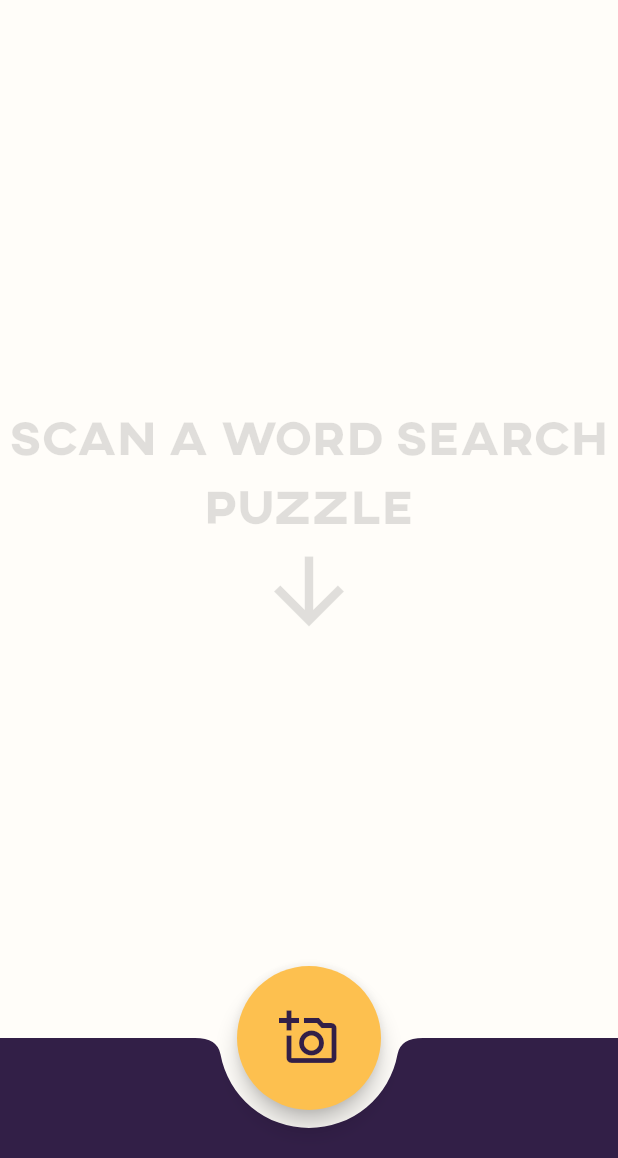
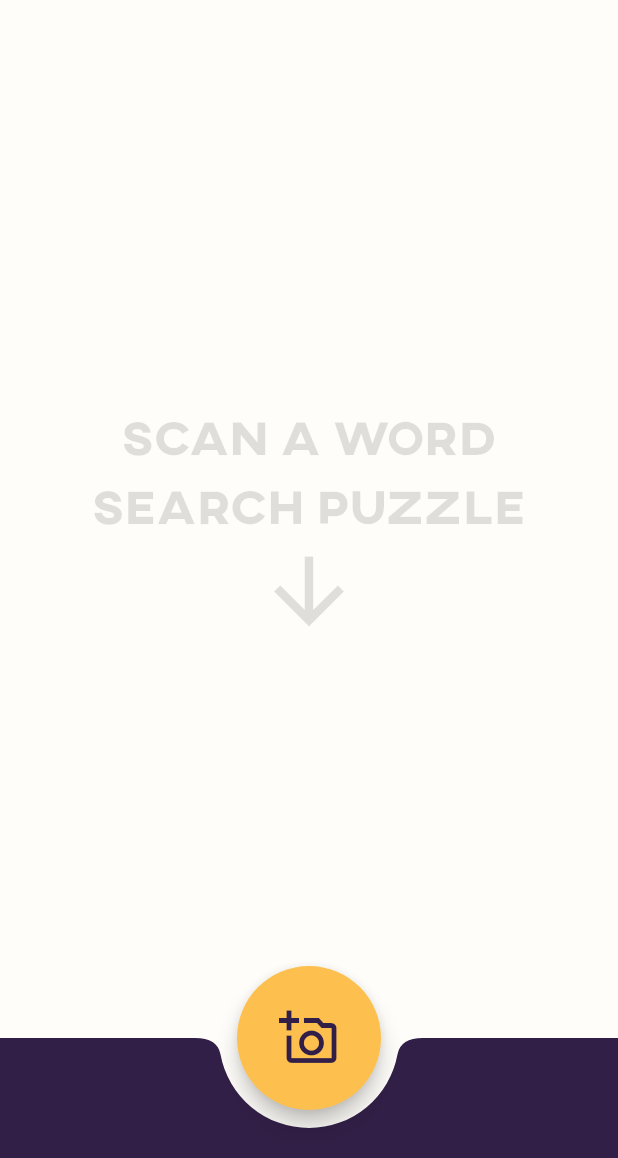
Before and after one commit to joaquingalang/wordspy, a Flutter app: the screen it shows after launch, on a phone screen of 412 x 824 dp, the part 78-1236 px from its top. Run offline on Flutter 3.47's test engine with Material 3 defaults, Android fonts, the phone set to English and light mode, and no system bars.

Commit message:
Minor revisions

```diff
--- a/lib/screens/home_screen.dart
+++ b/lib/screens/home_screen.dart
@@ -24,7 +24,7 @@ class HomeScreen extends StatelessWidget {
             mainAxisAlignment: MainAxisAlignment.center,
             children: [
               Text(
-                'Scan a Word Search Puzzle',
+                'Scan A Word\nSearch Puzzle',
                 style: TextStyle(
                   fontFamily: 'Axis',
                   fontSize: 32,
```
